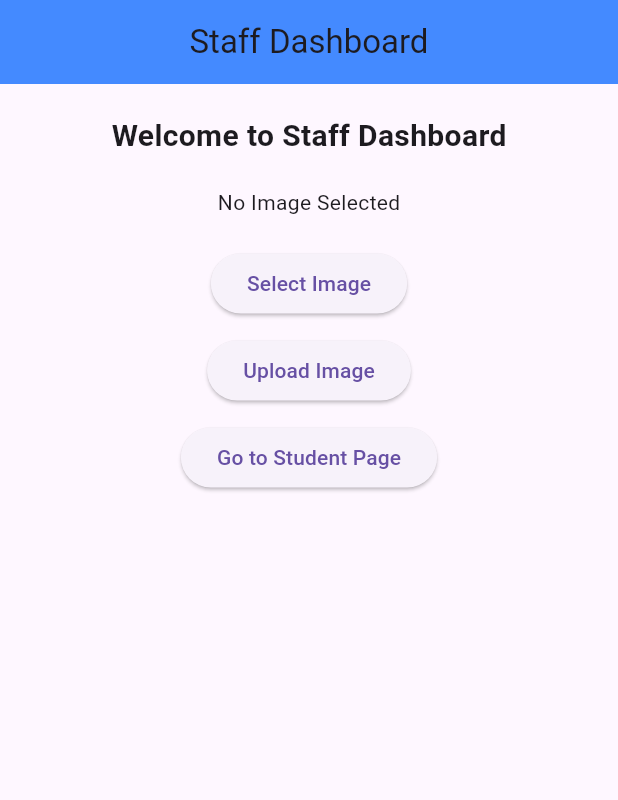
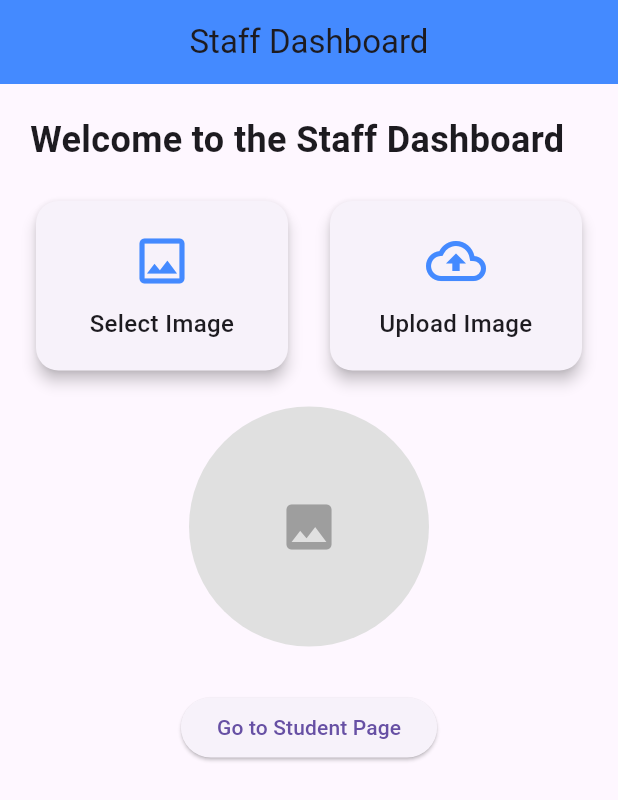
Before and after one commit to SANDHOSH02/flutter_work, a Flutter app: the screen it shows after launch, after a tap on "Upload Image", on a phone screen of 412 x 824 dp. Shown: the top 800 px of the screen. Run offline on Flutter 3.47's test engine with Material 3 defaults, Android fonts, the phone set to English and light mode, and no system bars; our stand-ins replace flutter_svg, image_picker.

Commit message:
ui chnage

```diff
--- a/sample/msg_pass/lib/main.dart
+++ b/sample/msg_pass/lib/main.dart
@@ -2,9 +2,10 @@
 import 'package:flutter/material.dart';
 import 'package:image_picker/image_picker.dart';
 import 'package:http/http.dart' as http;
-import 'package:path/path.dart';
+import 'package:path/path.dart' as p; // Use alias here
 import 'package:mime/mime.dart';
 import 'package:http_parser/http_parser.dart';
+
 
 void main() {
   runApp(const MyApp());
@@ -60,7 +61,7 @@
       http.MultipartFile.fromBytes(
         'image',
         _imageBytes!,
-        filename: basename(_pickedFile!.path),
+        filename: p.basename(_pickedFile!.path),
         contentType: MediaType('image', 'png'), // Adjust content type as needed
       ),
     );
@@ -68,9 +69,13 @@
     final response = await request.send();
 
     if (response.statusCode == 200) {
-      print("Image uploaded successfully!");
+      ScaffoldMessenger.of(context).showSnackBar(
+        const SnackBar(content: Text('Image uploaded successfully!')),
+      );
     } else {
-      print("Image upload failed with status: ${response.statusCode}");
+      ScaffoldMessenger.of(context).showSnackBar(
+        SnackBar(content: Text('Upload failed with status: ${response.statusCode}')),
+      );
     }
   }
 
@@ -83,56 +88,107 @@
         backgroundColor: Colors.blueAccent,
       ),
       body: SingleChildScrollView(
-        child: Center(
+        child: Padding(
+          padding: const EdgeInsets.all(20),
           child: Column(
-            mainAxisAlignment: MainAxisAlignment.center,
+            crossAxisAlignment: CrossAxisAlignment.start,
             children: [
-              const SizedBox(height: 20),
               const Text(
-                'Welcome to Staff Dashboard',
-                style: TextStyle(fontSize: 20, fontWeight: FontWeight.bold),
+                'Welcome to the Staff Dashboard',
+                style: TextStyle(fontSize: 24, fontWeight: FontWeight.bold),
               ),
               const SizedBox(height: 20),
-              _imageBytes != null
-                  ? Image.memory(
-                      _imageBytes!,
-                      height: 200,
-                      width: 200,
-                      fit: BoxFit.cover,
-                    )
-                  : const Text('No Image Selected'),
+              // Dashboard cards
+              Row(
+                children: [
+                  _buildDashboardCard(
+                    title: 'Select Image',
+                    icon: Icons.image_outlined,
+                    onTap: pickImage,
+                  ),
+                  const SizedBox(width: 20),
+                  _buildDashboardCard(
+                    title: 'Upload Image',
+                    icon: Icons.cloud_upload_outlined,
+                    onTap: uploadImage,
+                  ),
+                ],
+              ),
               const SizedBox(height: 20),
-              ElevatedButton(
-                onPressed: pickImage,
-                child: const Text('Select Image'),
-              ),
-              const SizedBox(height: 10),
-              ElevatedButton(
-                onPressed: uploadImage,
-                child: const Text('Upload Image'),
-              ),
-              const SizedBox(height: 10),
-              ElevatedButton(
+              _buildCircularImagePreview(),
+              const SizedBox(height: 30),
+              Center(
+                child: ElevatedButton(
                   onPressed: () {
                     if (_imageBytes != null) {
                       Navigator.pushNamed(
                         context,
                         '/student',
-                      arguments: _imageBytes, // Pass the image to the Student page
+                        arguments: _imageBytes,
                       );
                     } else {
                       ScaffoldMessenger.of(context).showSnackBar(
-                      const SnackBar(
-                        content: Text('Please upload an image first!'),
-                      ),
+                        const SnackBar(content: Text('Please upload an image first!')),
                       );
                     }
                   },
+                  style: ElevatedButton.styleFrom(
+                    shape: RoundedRectangleBorder(
+                      borderRadius: BorderRadius.circular(20),
+                    ),
+                  ),
                   child: const Text('Go to Student Page'),
+                ),
               ),
             ],
           ),
         ),
+      ),
+    );
+  }
+
+  Widget _buildDashboardCard({
+    required String title,
+    required IconData icon,
+    required VoidCallback onTap,
+  }) {
+    return Expanded(
+      child: GestureDetector(
+        onTap: onTap,
+        child: Card(
+          elevation: 4,
+          shape: RoundedRectangleBorder(borderRadius: BorderRadius.circular(15)),
+          child: Padding(
+            padding: const EdgeInsets.all(20),
+            child: Column(
+              mainAxisSize: MainAxisSize.min,
+              children: [
+                Icon(icon, size: 40, color: Colors.blueAccent),
+                const SizedBox(height: 10),
+                Text(
+                  title,
+                  textAlign: TextAlign.center,
+                  style: const TextStyle(fontSize: 16, fontWeight: FontWeight.w500),
+                ),
+              ],
+            ),
+          ),
+        ),
+      ),
+    );
+  }
+
+  Widget _buildCircularImagePreview() {
+    return Center(
+      child: _imageBytes != null
+          ? CircleAvatar(
+              radius: 80,
+              backgroundImage: MemoryImage(_imageBytes!),
+            )
+          : CircleAvatar(
+              radius: 80,
+              backgroundColor: Colors.grey.shade300,
+              child: const Icon(Icons.image, size: 40, color: Colors.grey),
             ),
     );
   }
@@ -156,18 +212,19 @@
           mainAxisAlignment: MainAxisAlignment.center,
           children: [
             const Text(
-              'Uploaded Image',
+              'Uploaded Image Preview',
               style: TextStyle(fontSize: 20, fontWeight: FontWeight.bold),
             ),
             const SizedBox(height: 20),
             imageBytes != null
-                ? Image.memory(
-                    imageBytes,
-                    height: 200,
-                    width: 200,
-                    fit: BoxFit.cover,
+                ? CircleAvatar(
+                    radius: 100,
+                    backgroundImage: MemoryImage(imageBytes),
                   )
-                : const Text('No Image Available'),
+                : const Text(
+                    'No Image Available',
+                    style: TextStyle(color: Colors.red),
+                  ),
           ],
         ),
       ),
```
Lines whose indentation alone changed are shown as unchanged.
